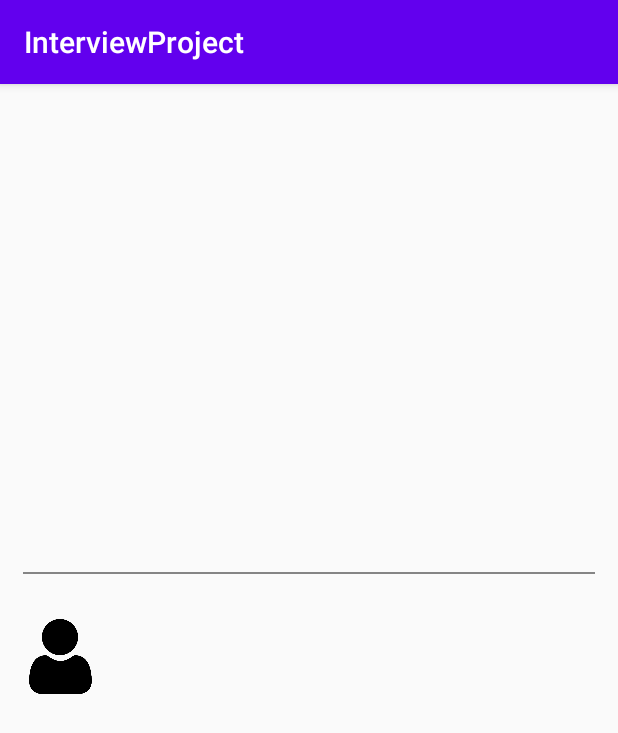
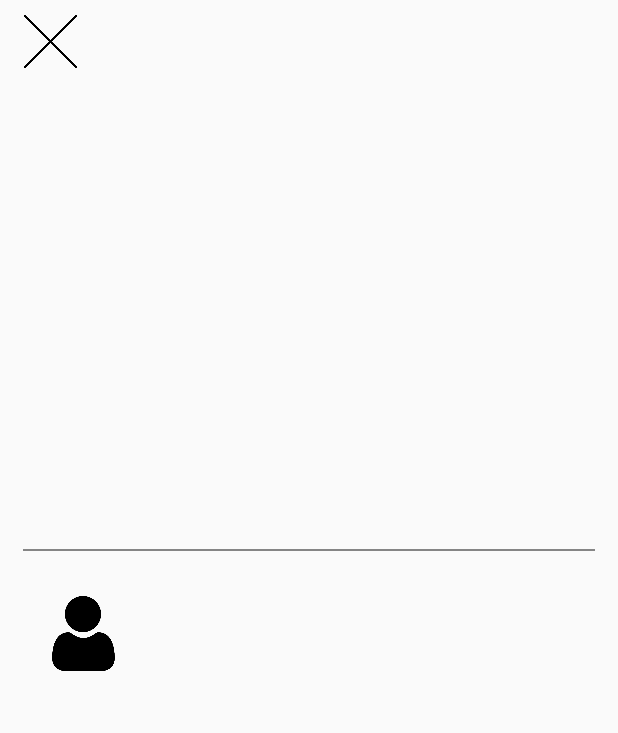
Before and after one commit to MichaelLin-TPE/GitHubGetUserApi, an Android app: the DetailActivity screen opened directly, with no data from a screen before it, on a phone screen of 412 x 824 dp. Shown: the top 733 px of the screen. Run offline under Robolectric (Android 15) with nearby library versions, the phone set to English and light mode, and no system bars; our stand-ins replace data binding; plain views replace RoundedImageView.

Commit message:
Android InterviewProject Commit : 1.Rearrange the screen UI 2.Create custom toolbar

```diff
--- /dev/null
+++ b/app/src/main/res/drawable/item_staff_background.xml
@@ -0,0 +1,10 @@
+<?xml version="1.0" encoding="utf-8"?>
+<shape xmlns:android="http://schemas.android.com/apk/res/android">
+
+    <corners android:radius="30dp"/>
+
+    <stroke android:width="1dip" android:color="@color/bule" />
+
+    <solid android:color="@color/bule"/>
+
+</shape>
--- a/app/src/main/res/layout/activity_detail.xml
+++ b/app/src/main/res/layout/activity_detail.xml
@@ -12,14 +12,32 @@
 
     <androidx.constraintlayout.widget.ConstraintLayout
         xmlns:app="http://schemas.android.com/apk/res-auto"
-        android:padding="15dp"
+
         xmlns:tools="http://schemas.android.com/tools"
         android:layout_width="match_parent"
         android:layout_height="match_parent"
         tools:context=".detail.DetailActivity">
 
+        <androidx.appcompat.widget.Toolbar
+            android:id="@+id/detail_tool_bar"
+            app:layout_constraintTop_toTopOf="parent"
+            android:layout_width="match_parent"
+            android:layout_height="wrap_content">
+
+            <ImageView
+                android:contentDescription="@null"
+                android:layout_gravity="center|start"
+                android:src="@drawable/close"
+                android:layout_width="@dimen/default_icon_size"
+                android:layout_height="@dimen/default_icon_size"/>
+
+
+        </androidx.appcompat.widget.Toolbar>
+
+
+
         <com.makeramen.roundedimageview.RoundedImageView
-            app:layout_constraintTop_toTopOf="parent"
+            app:layout_constraintTop_toBottomOf="@id/detail_tool_bar"
             app:layout_constraintLeft_toLeftOf="parent"
             app:layout_constraintRight_toRightOf="parent"
             android:id="@+id/detail_user_photo"
@@ -56,6 +74,10 @@
         <View
             android:id="@+id/detail_line"
             android:layout_marginTop="15dp"
+            android:layout_marginStart="15dp"
+            android:layout_marginLeft="15dp"
+            android:layout_marginEnd="15dp"
+            android:layout_marginRight="15dp"
             app:layout_constraintTop_toBottomOf="@id/detail_user_bio"
             android:background="@color/grey"
             android:layout_width="match_parent"
@@ -65,16 +87,20 @@
         <ImageView
             android:id="@+id/detail_icon_user"
             android:contentDescription="@null"
+            android:layout_marginStart="15dp"
+            android:layout_marginLeft="15dp"
             app:layout_constraintTop_toBottomOf="@id/detail_line"
             app:layout_constraintLeft_toLeftOf="@id/detail_line"
             android:layout_marginTop="30dp"
             android:src="@drawable/user"
             android:layout_width="@dimen/icon_size"
-            android:layout_height="@dimen/icon_size"/>
+            android:layout_height="@dimen/icon_size" />
 
         <ImageView
             android:id="@+id/detail_icon_location"
             android:contentDescription="@null"
+            android:layout_marginStart="15dp"
+            android:layout_marginLeft="15dp"
             android:visibility="@{vm.isShowLocation ? View.VISIBLE : View.GONE}"
             app:layout_constraintTop_toBottomOf="@id/detail_icon_user"
             app:layout_constraintLeft_toLeftOf="@id/detail_line"
@@ -87,6 +113,8 @@
         <ImageView
             android:id="@+id/detail_icon_link"
             android:contentDescription="@null"
+            android:layout_marginStart="15dp"
+            android:layout_marginLeft="15dp"
             android:visibility="@{vm.isShowBlog ? View.VISIBLE : View.GONE}"
             app:layout_constraintTop_toBottomOf="@id/detail_icon_location"
             app:layout_constraintLeft_toLeftOf="@id/detail_line"
@@ -101,13 +129,32 @@
             android:textSize="@dimen/normal_text_size"
             android:textColor="@color/grey"
             android:text="@{vm.userLoginLiveData}"
+            tools:text="Michael"
             app:layout_constraintTop_toTopOf="@id/detail_icon_user"
             app:layout_constraintLeft_toRightOf="@id/detail_icon_user"
-            app:layout_constraintBottom_toBottomOf="@id/detail_icon_user"
+            app:layout_constraintBottom_toTopOf="@id/detail_staff"
             android:layout_marginLeft="20dp"
             android:layout_marginStart="20dp"
             android:layout_width="wrap_content"
             android:layout_height="wrap_content"/>
+
+        <TextView
+            android:id="@+id/detail_staff"
+            android:textSize="@dimen/name_size"
+            android:textColor="@color/white"
+            android:padding="5dp"
+            android:textStyle="bold"
+            android:visibility="@{vm.isShowStaff ? View.VISIBLE : View.GONE}"
+            android:layout_marginTop="5dp"
+            android:background="@drawable/item_staff_background"
+            android:text="@string/staff"
+            app:layout_constraintTop_toBottomOf="@id/detail_text_user"
+            app:layout_constraintLeft_toRightOf="@id/detail_icon_user"
+            app:layout_constraintBottom_toBottomOf="@id/detail_icon_user"
+            android:layout_marginLeft="15sp"
+            android:layout_width="wrap_content"
+            android:layout_height="wrap_content"
+            android:layout_marginStart="15sp" />
 
         <TextView
             android:id="@+id/detail_text_location"
--- a/app/src/main/res/values/dimens.xml
+++ b/app/src/main/res/values/dimens.xml
@@ -1,9 +1,10 @@
 <?xml version="1.0" encoding="utf-8"?>
 <resources>
-    <dimen name="title_photo_size">50dp</dimen>
+    <dimen name="title_photo_size">70dp</dimen>
     <dimen name="name_size">16sp</dimen>
     <dimen name="detail_user_photo_size">220dp</dimen>
     <dimen name="detail_user_name_size">18sp</dimen>
     <dimen name="icon_size">50dp</dimen>
     <dimen name="normal_text_size">15sp</dimen>
+    <dimen name="default_icon_size">35dp</dimen>
 </resources>
--- a/app/src/main/res/values/strings.xml
+++ b/app/src/main/res/values/strings.xml
@@ -2,4 +2,5 @@
     <string name="app_name">InterviewProject</string>
     <string name="error_title">Error Information</string>
     <string name="confirm">Confirm</string>
+    <string name="staff">STAFF</string>
 </resources>
--- a/app/src/main/res/values/styles.xml
+++ b/app/src/main/res/values/styles.xml
@@ -1,6 +1,6 @@
 <resources>
     <!-- Base application theme. -->
-    <style name="AppTheme" parent="Theme.AppCompat.Light.DarkActionBar">
+    <style name="AppTheme" parent="Theme.AppCompat.Light.NoActionBar">
         <!-- Customize your theme here. -->
         <item name="colorPrimary">@color/colorPrimary</item>
         <item name="colorPrimaryDark">@color/colorPrimaryDark</item>
```
Also changed, not shown: app/src/main/java/com/interview/interviewproject/adapter/MainAdapter.kt (+11 -0 lines), app/src/main/java/com/interview/interviewproject/detail/DetailActivity.kt (+21 -0 lines), app/src/main/java/com/interview/interviewproject/detail/DetailViewModel.kt (+10 -1 lines), app/src/main/res/drawable/item_backgroud.xml (deleted, +0 -38 lines), app/src/main/res/layout/activity_main.xml (+17 -1 lines), app/src/main/res/layout/list_item.xml (+18 -1 lines), app/src/main/res/drawable/close.png (added).
